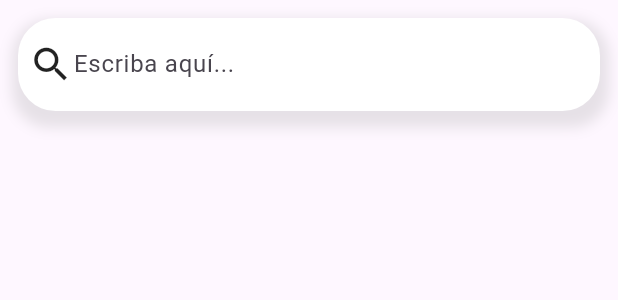
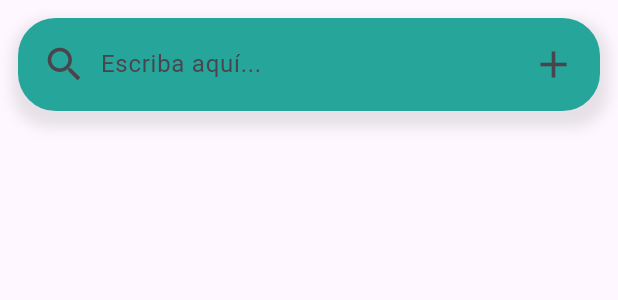
Before and after one commit to Jhonatan-calle/mobileapp, a Flutter app: the HomeScreen widget shown alone on an empty page, opened directly, on a phone screen of 412 x 824 dp. Shown: the top 300 px of the screen. Run offline on Flutter 3.47's test engine with Material 3 defaults, Android fonts, the phone set to English and light mode, and no system bars; our stand-ins replace cloud_firestore, firebase_auth, firebase_core, google_fonts, google_sign_in; accounts and stored records are empty.

Commit message:
layout clientes y formcliente

```diff
--- a/lib/Screens/home_screen.dart
+++ b/lib/Screens/home_screen.dart
@@ -1,6 +1,7 @@
 import 'package:cloud_firestore/cloud_firestore.dart';
 import 'package:firebase_auth/firebase_auth.dart';
 import 'package:flutter/material.dart';
+import 'package:healwiz/Screens/form_client.dart';
 
 class HomeScreen extends StatefulWidget {
   const HomeScreen({Key? key}) : super(key: key);
@@ -10,9 +11,8 @@
 }
 
 class _HomeScreenState extends State<HomeScreen> {
-  List<Map<String, String>> listaClientes = [];
+  List<Cliente> listaClientes = [];
   TextEditingController text = TextEditingController();
-
 
   @override
   void initState() {
@@ -32,11 +32,18 @@
         QuerySnapshot clientesQuery =
             await userRef.collection('clientes').get();
 
-        List<Map<String, String>> documentosClientes = clientesQuery.docs
-            .map((doc) => (doc.data() as Map<String, dynamic>)
-                .map((key, value) => MapEntry(key, value.toString())))
-            .toList();
-
+        List<DocumentSnapshot> documentos = clientesQuery.docs;
+        List<Cliente> documentosClientes = documentos.map((doc) {
+          // Aquí conviertes cada documento en un objeto Cliente
+          var data = doc.data(); // Obtén los datos del documento
+          return Cliente(
+            nombre: (data as Map<String, dynamic>)['nombre'] ?? '',
+            contacto: (data)['contacto'] ?? '',
+            descripcion: (data)['descripcion'] ?? '',
+            direccion: (data)['direccion'] ?? '',
+            ordenIndex: (data)['ordenIndex'] ?? 0,
+          );
+        }).toList();
         // Check if the widget is still mounted before updating the state
         if (mounted) {
           // Get the user's name field from the document
@@ -58,9 +65,10 @@
           Padding(
             padding: const EdgeInsets.all(12),
             child: Container(
+              // Cuadro de busqueda
               padding: const EdgeInsets.all(7),
               decoration: BoxDecoration(
-                color: Colors.white,
+                color: Colors.teal[400],
                 borderRadius: BorderRadius.circular(25),
                 boxShadow: [
                   BoxShadow(
@@ -71,28 +79,79 @@
                   ),
                 ],
               ),
-              child:   const Row(
+              child: Row(
                 crossAxisAlignment: CrossAxisAlignment.center,
                 children: [
-                  Icon(
+                  IconButton(
+                    onPressed: () {
+                      // ...
+                    },
+                    icon: const Icon(
                       Icons.search,
-                    // color: Colors.black,
                       size: 30,
                     ),
-                  Expanded(
+                  ),
+                  const Expanded(
                     child: TextField(
                       decoration: InputDecoration(
                         hintText: 'Escriba aquí...',
-                      border: InputBorder.none
+                        border: InputBorder.none,
                       ),
                     ),
-                  )
+                  ),
+                  IconButton(
+                    onPressed: () {
+                      Navigator.push(
+                          context,
+                          MaterialPageRoute(
+                              builder: (context) => const FormClient()));
+                    },
+                    icon: const Icon(
+                      Icons.add,
+                      size: 30,
+                    ),
+                  ),
                 ],
               ),
             ),
           ),
+          Expanded(
+            child: ListView.builder(
+              padding: const EdgeInsets.all(8),
+              itemCount: listaClientes.length,
+              itemBuilder: (BuildContext context, int index) {
+                return Center(
+                  heightFactor: 3,
+                  child: Text(
+                    listaClientes[index].nombre,
+                    style: const TextStyle(
+                      fontSize: 18, // Tamaño de fuente
+                      fontWeight: FontWeight.bold, // Peso de la fuente
+                      // Otros estilos que desees aplicar
+                    ),
+                  ),
+                );
+              },
+            ),
+          )
         ],
       ),
     );
   }
 }
+
+class Cliente {
+  String nombre;
+  String contacto;
+  String descripcion;
+  String direccion;
+  int ordenIndex;
+
+  Cliente({
+    required this.nombre,
+    required this.contacto,
+    required this.descripcion,
+    required this.direccion,
+    required this.ordenIndex,
+  });
+}
```
Also changed, not shown: 1 other file. Lines whose indentation alone changed are shown as unchanged.
